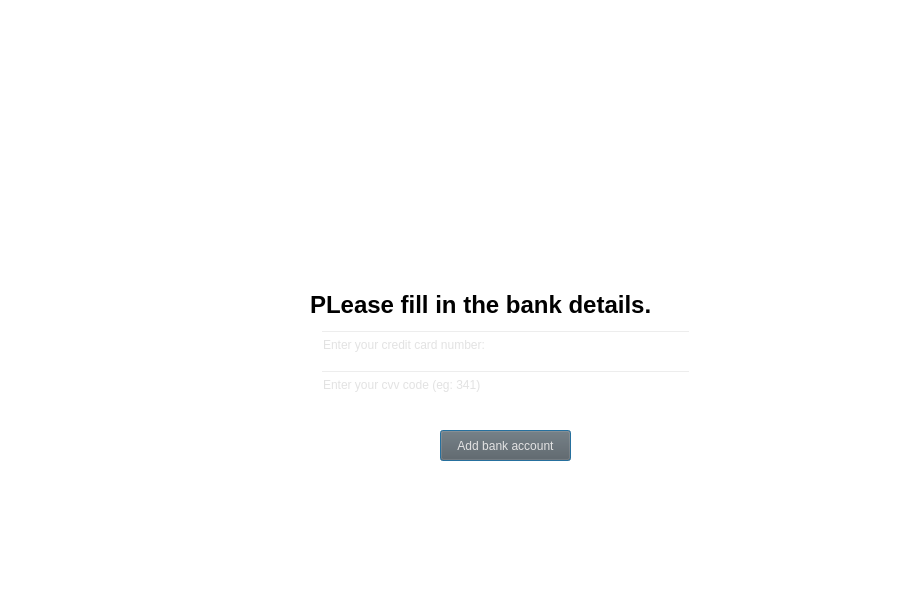
This is frontend/bankdetails.ui in SujalMatolia0/NFT-First-project as Qt 5 draws it before an edit. The edited form follows.
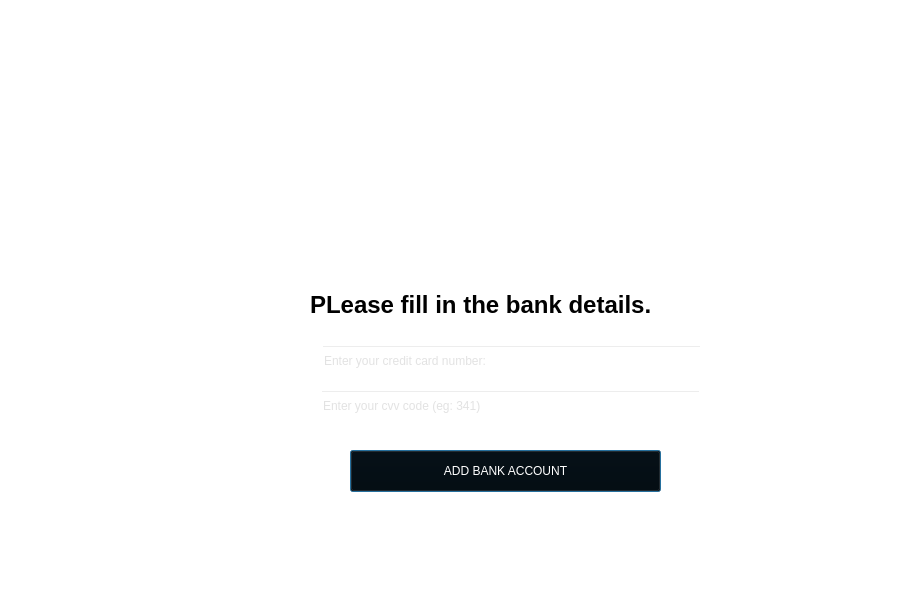
This is the edited form. Icons and pictures are not drawn.

Patch:
```diff
--- a/frontend/bankdetails.ui
+++ b/frontend/bankdetails.ui
@@ -55,30 +55,13 @@
 background-radius: 20px;
 background: transparent;</string>
    </property>
-   <widget class="QPushButton" name="addbank">
-    <property name="geometry">
-     <rect>
-      <x>490</x>
-      <y>420</y>
-      <width>131</width>
-      <height>31</height>
-     </rect>
-    </property>
-    <property name="styleSheet">
-     <string notr="true">color: rgb(227, 227, 227);
-background-color: rgb(93, 93, 93);</string>
-    </property>
-    <property name="text">
-     <string>Add bank account</string>
-    </property>
-   </widget>
    <widget class="QLineEdit" name="cvv">
     <property name="geometry">
      <rect>
       <x>370</x>
-      <y>360</y>
-      <width>371</width>
-      <height>30</height>
+      <y>380</y>
+      <width>381</width>
+      <height>31</height>
      </rect>
     </property>
     <property name="styleSheet">
@@ -95,10 +78,10 @@
    <widget class="QLineEdit" name="creditcardno">
     <property name="geometry">
      <rect>
-      <x>370</x>
-      <y>320</y>
-      <width>371</width>
-      <height>30</height>
+      <x>371</x>
+      <y>335</y>
+      <width>381</width>
+      <height>31</height>
      </rect>
     </property>
     <property name="styleSheet">
@@ -112,6 +95,216 @@
      <string extracomment="Enter your credit card no.">Enter your credit card number: </string>
     </property>
    </widget>
+   <widget class="QPushButton" name="addbank">
+    <property name="geometry">
+     <rect>
+      <x>400</x>
+      <y>440</y>
+      <width>311</width>
+      <height>42</height>
+     </rect>
+    </property>
+    <property name="palette">
+     <palette>
+      <active>
+       <colorrole role="WindowText">
+        <brush brushstyle="SolidPattern">
+         <color alpha="255">
+          <red>255</red>
+          <green>255</green>
+          <blue>255</blue>
+         </color>
+        </brush>
+       </colorrole>
+       <colorrole role="Button">
+        <brush brushstyle="SolidPattern">
+         <color alpha="255">
+          <red>51</red>
+          <green>102</green>
+          <blue>153</blue>
+         </color>
+        </brush>
+       </colorrole>
+       <colorrole role="Text">
+        <brush brushstyle="SolidPattern">
+         <color alpha="255">
+          <red>255</red>
+          <green>255</green>
+          <blue>255</blue>
+         </color>
+        </brush>
+       </colorrole>
+       <colorrole role="ButtonText">
+        <brush brushstyle="SolidPattern">
+         <color alpha="255">
+          <red>255</red>
+          <green>255</green>
+          <blue>255</blue>
+         </color>
+        </brush>
+       </colorrole>
+       <colorrole role="Base">
+        <brush brushstyle="SolidPattern">
+         <color alpha="255">
+          <red>51</red>
+          <green>102</green>
+          <blue>153</blue>
+         </color>
+        </brush>
+       </colorrole>
+       <colorrole role="Window">
+        <brush brushstyle="SolidPattern">
+         <color alpha="255">
+          <red>51</red>
+          <green>102</green>
+          <blue>153</blue>
+         </color>
+        </brush>
+       </colorrole>
+      </active>
+      <inactive>
+       <colorrole role="WindowText">
+        <brush brushstyle="SolidPattern">
+         <color alpha="255">
+          <red>255</red>
+          <green>255</green>
+          <blue>255</blue>
+         </color>
+        </brush>
+       </colorrole>
+       <colorrole role="Button">
+        <brush brushstyle="SolidPattern">
+         <color alpha="255">
+          <red>51</red>
+          <green>102</green>
+          <blue>153</blue>
+         </color>
+        </brush>
+       </colorrole>
+       <colorrole role="Text">
+        <brush brushstyle="SolidPattern">
+         <color alpha="255">
+          <red>255</red>
+          <green>255</green>
+          <blue>255</blue>
+         </color>
+        </brush>
+       </colorrole>
+       <colorrole role="ButtonText">
+        <brush brushstyle="SolidPattern">
+         <color alpha="255">
+          <red>255</red>
+          <green>255</green>
+          <blue>255</blue>
+         </color>
+        </brush>
+       </colorrole>
+       <colorrole role="Base">
+        <brush brushstyle="SolidPattern">
+         <color alpha="255">
+          <red>51</red>
+          <green>102</green>
+          <blue>153</blue>
+         </color>
+        </brush>
+       </colorrole>
+       <colorrole role="Window">
+        <brush brushstyle="SolidPattern">
+         <color alpha="255">
+          <red>51</red>
+          <green>102</green>
+          <blue>153</blue>
+         </color>
+        </brush>
+       </colorrole>
+      </inactive>
+      <disabled>
+       <colorrole role="WindowText">
+        <brush brushstyle="SolidPattern">
+         <color alpha="255">
+          <red>255</red>
+          <green>255</green>
+          <blue>255</blue>
+         </color>
+        </brush>
+       </colorrole>
+       <colorrole role="Button">
+        <brush brushstyle="SolidPattern">
+         <color alpha="255">
+          <red>51</red>
+          <green>102</green>
+          <blue>153</blue>
+         </color>
+        </brush>
+       </colorrole>
+       <colorrole role="Text">
+        <brush brushstyle="SolidPattern">
+         <color alpha="255">
+          <red>255</red>
+          <green>255</green>
+          <blue>255</blue>
+         </color>
+        </brush>
+       </colorrole>
+       <colorrole role="ButtonText">
+        <brush brushstyle="SolidPattern">
+         <color alpha="255">
+          <red>255</red>
+          <green>255</green>
+          <blue>255</blue>
+         </color>
+        </brush>
+       </colorrole>
+       <colorrole role="Base">
+        <brush brushstyle="SolidPattern">
+         <color alpha="255">
+          <red>51</red>
+          <green>102</green>
+          <blue>153</blue>
+         </color>
+        </brush>
+       </colorrole>
+       <colorrole role="Window">
+        <brush brushstyle="SolidPattern">
+         <color alpha="255">
+          <red>51</red>
+          <green>102</green>
+          <blue>153</blue>
+         </color>
+        </brush>
+       </colorrole>
+      </disabled>
+     </palette>
+    </property>
+    <property name="cursor">
+     <cursorShape>PointingHandCursor</cursorShape>
+    </property>
+    <property name="mouseTracking">
+     <bool>true</bool>
+    </property>
+    <property name="focusPolicy">
+     <enum>Qt::ClickFocus</enum>
+    </property>
+    <property name="contextMenuPolicy">
+     <enum>Qt::NoContextMenu</enum>
+    </property>
+    <property name="acceptDrops">
+     <bool>true</bool>
+    </property>
+    <property name="layoutDirection">
+     <enum>Qt::LeftToRight</enum>
+    </property>
+    <property name="styleSheet">
+     <string notr="true">QPushButton { background-color: #336699; color: white; border-radius: 20px; padding: 10px 20px; font-size: 18px; }&quot;
+QPushButton:hover { background-color: #5588CC; }</string>
+    </property>
+    <property name="inputMethodHints">
+     <set>Qt::ImhNone</set>
+    </property>
+    <property name="text">
+     <string>ADD BANK ACCOUNT</string>
+    </property>
+   </widget>
   </widget>
   <zorder>widget</zorder>
   <zorder>label_4</zorder>
```
